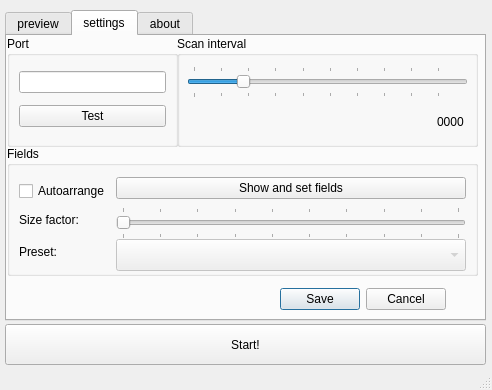
The window that src/mirlight.ui (grizz-pl/mirlight) describes before a commit, drawn with Qt 5.
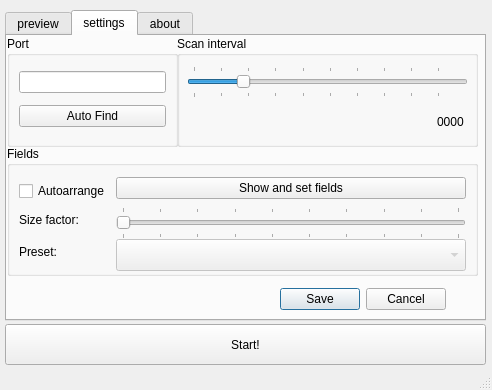
The same window after the commit. The open tabs and pages were chosen to show the change. Icons and pictures are not drawn.

Patch:
```diff
--- a/src/mirlight.ui
+++ b/src/mirlight.ui
@@ -3760,7 +3760,7 @@
        <item row="1" column="0">
         <widget class="QPushButton" name="testPortPushButton">
          <property name="text">
-          <string>Test</string>
+          <string>Auto Find</string>
          </property>
         </widget>
        </item>
```
Left out of the diff: 3 changed lines with no effect on the pictures.
